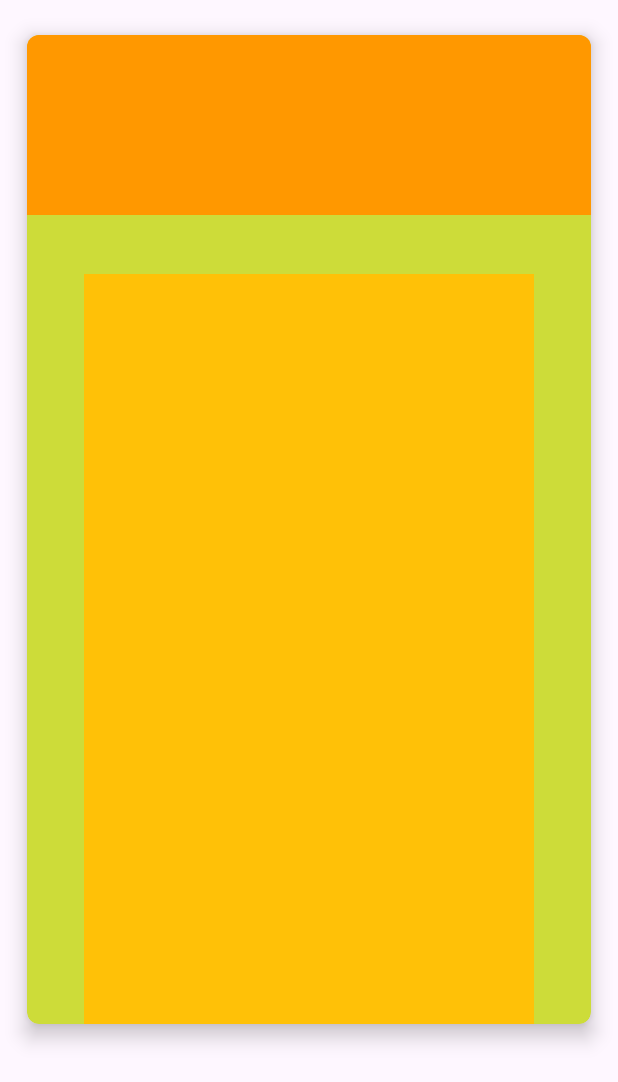
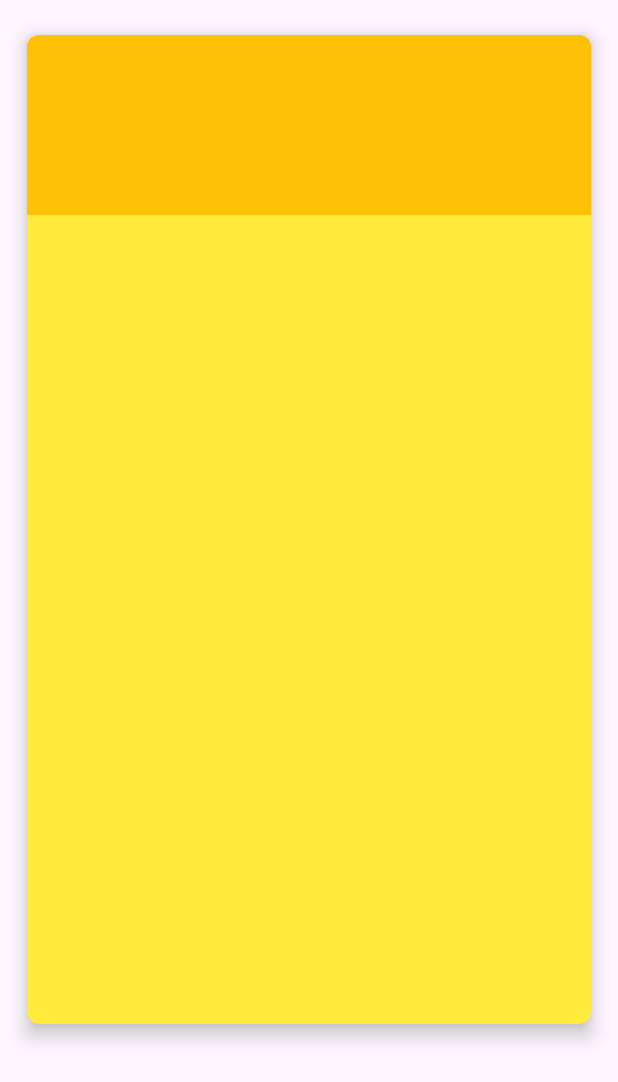
Before and after one commit to josedavidp12/VerticalLayout, an Android app: the layout item_album.xml on its own in the app's theme, with its tools: preview values and no code run, on a phone screen of 412 x 824 dp. Shown: the top 1082 px of the screen. Run offline under Robolectric (Android 15) with nearby library versions, the phone set to English and light mode, and no system bars.

Commit message:
clase search

```diff
--- a/app/src/main/res/layout/item_album.xml
+++ b/app/src/main/res/layout/item_album.xml
@@ -4,7 +4,7 @@
     android:layout_width="match_parent"
     android:layout_height="wrap_content"
     android:layout_margin="5dp"
-    app:cardBackgroundColor="#CDDC39"
+    app:cardBackgroundColor="#FFEB3B"
     app:cardCornerRadius="8dp"
     app:cardElevation="8dp"
     app:cardMaxElevation="10dp"
@@ -12,7 +12,7 @@
     app:cardUseCompatPadding="true">
 
     <RelativeLayout
-        android:background="#FF9800"
+        android:background="#FFC107"
         android:layout_width="match_parent"
         android:layout_height="wrap_content">
 
@@ -44,12 +44,12 @@
         android:layout_marginStart="10dp"
         android:layout_marginTop="20dp"
         android:layout_toEndOf="@id/imvfoto"
-        android:drawablePadding="2dp" />
+        android:drawablePadding="6dp" />
 
     </RelativeLayout>
     <RelativeLayout
         android:layout_marginTop="159dp"
-        android:background="#FFC107"
+        android:background="#FFEB3B"
         android:layout_width="300dp"
         android:layout_height="500dp"
         android:layout_gravity="center_horizontal">
--- a/app/src/main/res/values-night/themes.xml
+++ b/app/src/main/res/values-night/themes.xml
@@ -1,6 +1,6 @@
 <resources xmlns:tools="http://schemas.android.com/tools">
     <!-- Base application theme. -->
-    <style name="Base.Theme.Musica" parent="Theme.Material3.DayNight.NoActionBar">
+    <style name="Base.Theme.Musica" parent="Theme.Material3.DayNight">
         <!-- Customize your dark theme here. -->
         <!-- <item name="colorPrimary">@color/my_dark_primary</item> -->
     </style>
--- a/app/src/main/res/values/themes.xml
+++ b/app/src/main/res/values/themes.xml
@@ -1,6 +1,6 @@
 <resources xmlns:tools="http://schemas.android.com/tools">
     <!-- Base application theme. -->
-    <style name="Base.Theme.Musica" parent="Theme.Material3.DayNight.NoActionBar">
+    <style name="Base.Theme.Musica" parent="Theme.Material3.DayNight">
         <!-- Customize your light theme here. -->
         <!-- <item name="colorPrimary">@color/my_light_primary</item> -->
     </style>
```
Also changed, not shown: app/src/main/java/com/example/musica/MainActivity.kt (+2 -7 lines), app/src/main/java/com/example/musica/data/DataSource.kt (+7 -2 lines).
